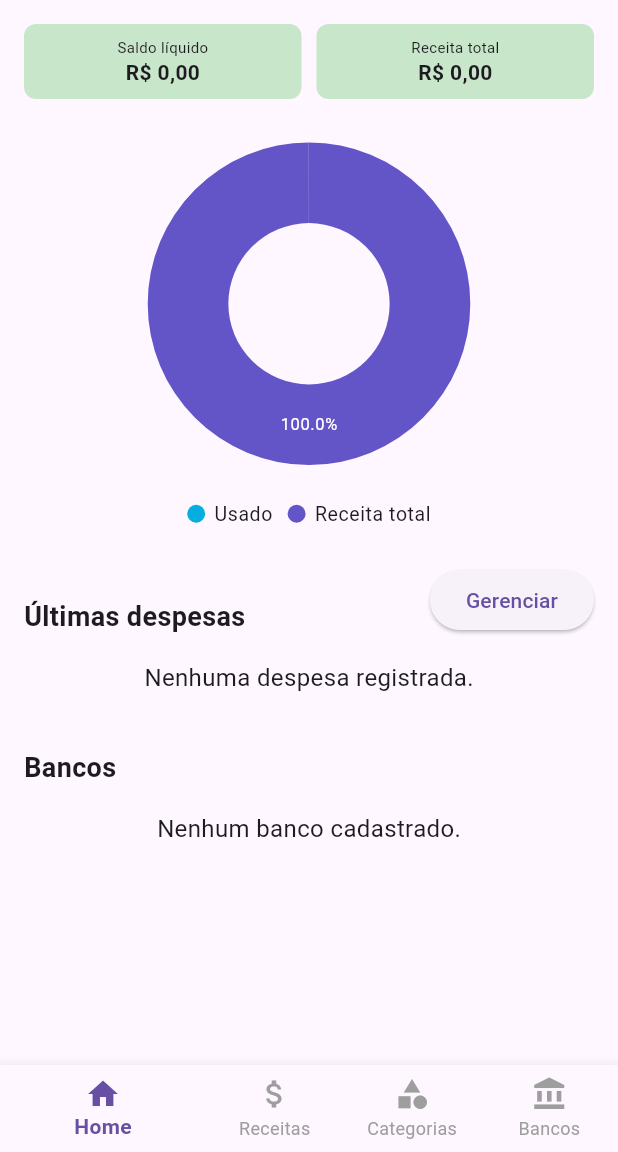
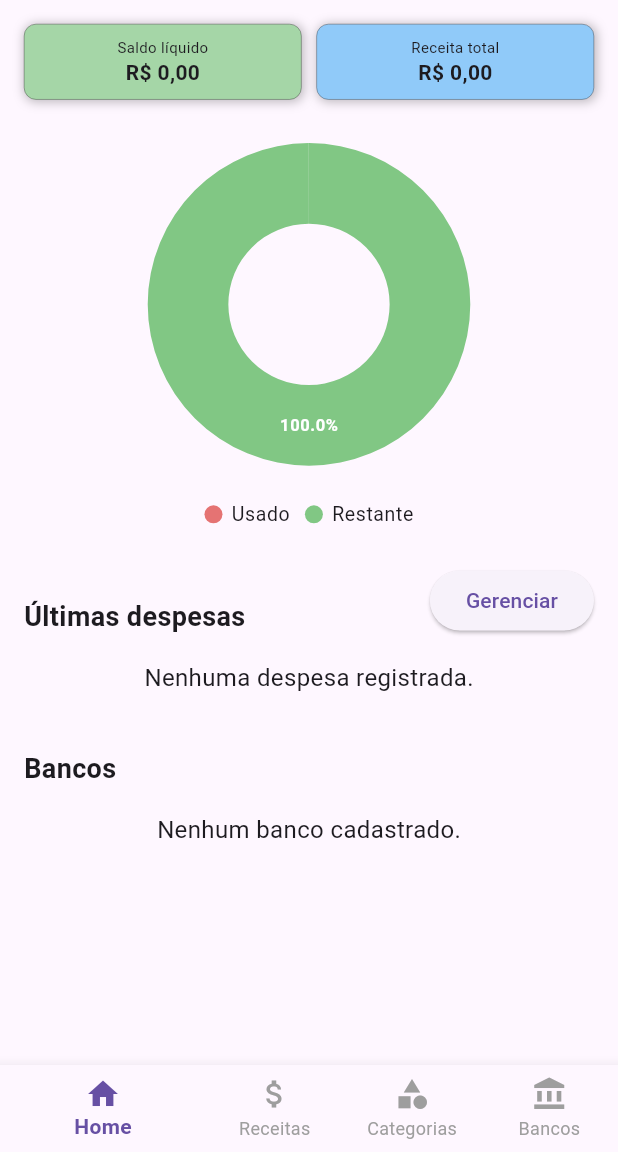
Before and after one commit to oscarkemuel/my-finance-mobile, a Flutter app: the screen it shows after launch, on a phone screen of 412 x 824 dp, the part 84-1236 px from its top. Run offline on Flutter 3.47's test engine with Material 3 defaults, Android fonts, the phone set to English and light mode, and no system bars; our stand-ins replace flutter_mobx, mobx, sqflite, syncfusion_flutter_charts; accounts and stored records are empty; generated files the repository leaves out were written again.

Commit message:
style(home): change colors of cards and infos

```diff
--- a/lib/screens/home_screen.dart
+++ b/lib/screens/home_screen.dart
@@ -1,4 +1,5 @@
 import 'package:flutter/material.dart';
+import 'package:flutter/services.dart';
 import 'package:flutter_mobx/flutter_mobx.dart';
 import 'package:my_finance/stores/expense.store.dart';
 import 'package:my_finance/stores/income.store.dart';
@@ -46,9 +47,18 @@ class HomeScreen extends StatelessWidget {
                         padding: const EdgeInsets.all(8),
                         decoration: BoxDecoration(
                           color: netBalance >= 0
-                              ? Colors.green[100]
-                              : Colors.red[100],
+                              ? Colors.green[200]
+                              : Colors.red[200],
                           borderRadius: BorderRadius.circular(8),
+                          border: Border.all(width: 0.2),
+                          boxShadow: const [
+                            BoxShadow(
+                              color: Colors.black26,
+                              blurRadius: 5.0,
+                              spreadRadius: 0.5,
+                              offset: Offset(1, 1),
+                            ),
+                          ],
                         ),
                         child: Column(
                           mainAxisAlignment: MainAxisAlignment.center,
@@ -71,8 +81,17 @@ class HomeScreen extends StatelessWidget {
                     child: Container(
                       padding: const EdgeInsets.all(8),
                       decoration: BoxDecoration(
-                        color: Colors.green[100],
+                        color: Colors.blue[200],
                         borderRadius: BorderRadius.circular(8),
+                        border: Border.all(width: 0.2),
+                        boxShadow: const [
+                          BoxShadow(
+                            color: Colors.black26,
+                            blurRadius: 5.0,
+                            spreadRadius: 0.5,
+                            offset: Offset(1, 1),
+                          ),
+                        ],
                       ),
                       child: Column(
                         mainAxisAlignment: MainAxisAlignment.center,
@@ -99,9 +118,15 @@ class HomeScreen extends StatelessWidget {
                   ? (expenseStore.totalAmount / incomeStore.totalAmount) * 100
                   : 0;
               final roundedExpensePercentage =
-                  double.parse(expensePercentage.toStringAsFixed(2));
+                  double.parse(expensePercentage.toStringAsFixed(2)) < 0
+                      ? 0.0
+                      : double.parse(expensePercentage.toStringAsFixed(2));
               final roundedRemainingPercentage =
-                  double.parse((100 - expensePercentage).toStringAsFixed(2));
+                  double.parse((100 - expensePercentage).toStringAsFixed(2)) < 0
+                      ? 0.0
+                      : double.parse(
+                          (100 - expensePercentage).toStringAsFixed(2));
+
               return SfCircularChart(
                 legend: Legend(
                   isVisible: true,
@@ -112,7 +137,7 @@ class HomeScreen extends StatelessWidget {
                   DoughnutSeries<ChartData, String>(
                     dataSource: [
                       ChartData('Usado', roundedExpensePercentage),
-                      ChartData('Receita total', roundedRemainingPercentage),
+                      ChartData('Restante', roundedRemainingPercentage),
                     ],
                     xValueMapper: (ChartData data, _) => data.category,
                     yValueMapper: (ChartData data, _) => data.value,
@@ -120,11 +145,18 @@ class HomeScreen extends StatelessWidget {
                     dataLabelSettings: const DataLabelSettings(
                       isVisible: true,
                       labelPosition: ChartDataLabelPosition.inside,
-                      textStyle: TextStyle(color: Colors.white, fontSize: 11),
+                      textStyle: TextStyle(
+                          color: Colors.white,
+                          fontSize: 11,
+                          fontWeight: FontWeight.bold),
                     ),
                     enableTooltip: true,
                     radius: '85%',
                     innerRadius: '50%',
+                    pointColorMapper: (ChartData data, _) =>
+                        data.category == 'Usado'
+                            ? Colors.red[300]
+                            : Colors.green[300],
                   ),
                 ],
               );
```
